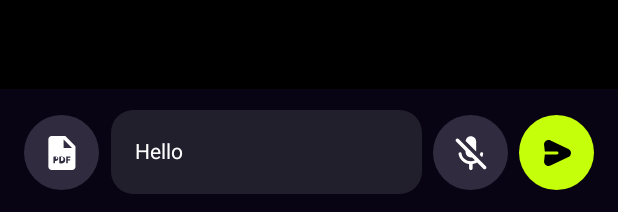
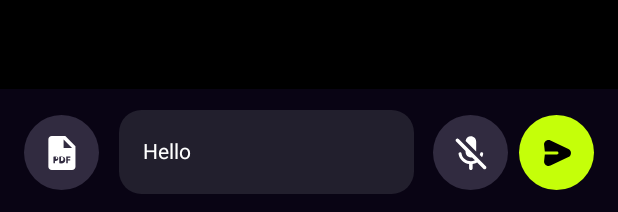
Before and after one commit to affodilajF/ChatterBotica-Android, an Android app built with Jetpack Compose: the @Preview function ChatScreenPreview, on a phone screen of 412 x 824 dp. Shown: the part 1021-1233 px from the top of the screen. Run offline under Robolectric (Android 15) with nearby library versions, the phone set to English and light mode, and no system bars.

Commit message:
chore: imprv mssg component

```diff
--- a/app/src/main/java/com/example/chatterboticaapp/ui/screen/ChatScreen.kt
+++ b/app/src/main/java/com/example/chatterboticaapp/ui/screen/ChatScreen.kt
@@ -65,7 +65,7 @@ fun ChatScreen(){
         .background(color = Color.Black)
     ){
         Box(modifier = Modifier.weight(1f),
-            contentAlignment = Alignment.Center) {
+            contentAlignment = Alignment.BottomCenter) {
 
         }
         Box(
@@ -116,6 +116,7 @@ fun TextFieldMessage() {
     var text by remember { mutableStateOf("Hello") }
 
     TextField(
+        modifier = Modifier.padding(horizontal = 5.dp),
         maxLines = 2,
         value = text,
         onValueChange = { text = it },
```
